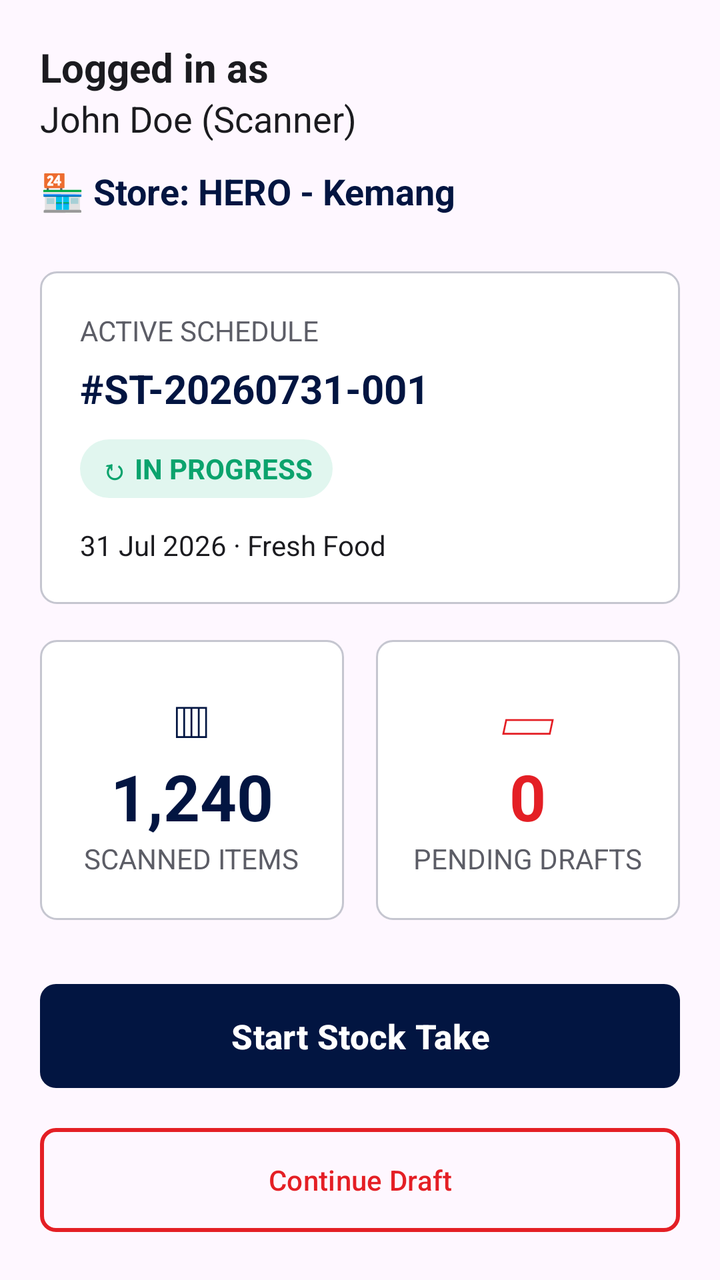
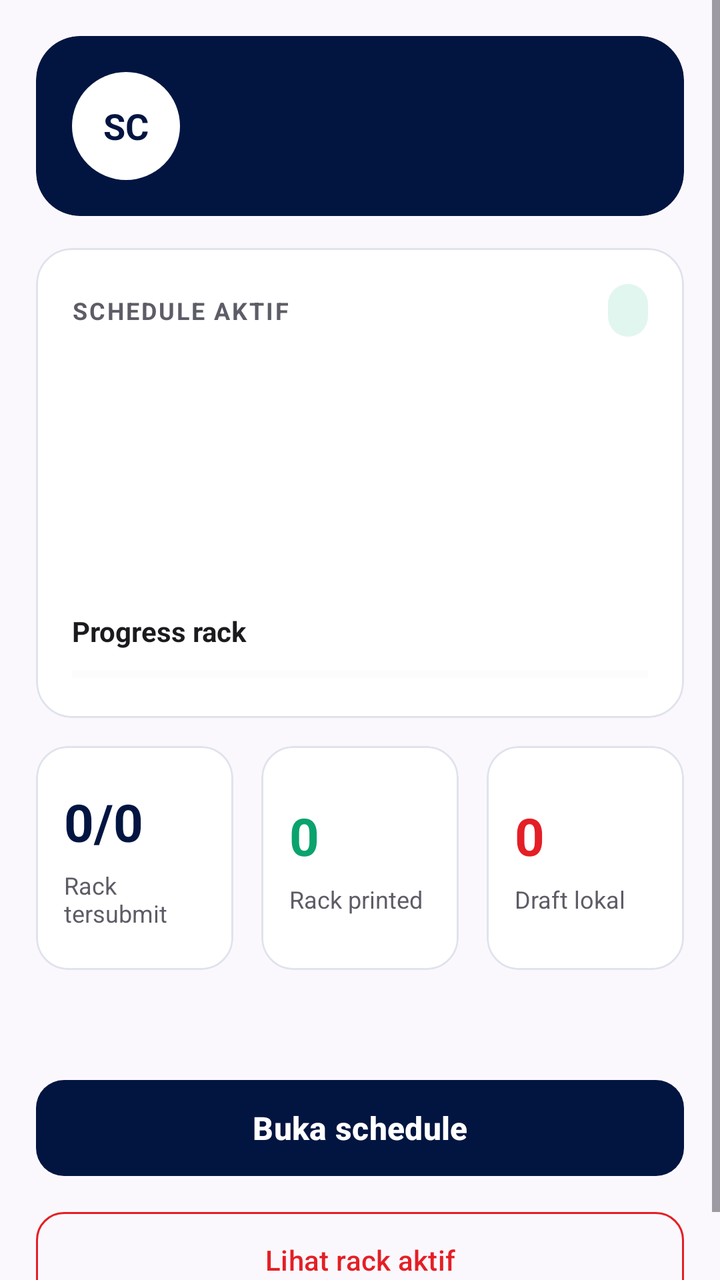

Screens rendered from an Android XML layout before and after an edit, with the pre-edit source and the edit as a unified diff.
<!-- AndroidManifest.xml: application theme Theme.HeroStockTake -->
<!-- res/layout/fragment_dashboard.xml -->
<?xml version="1.0" encoding="utf-8"?>
<ScrollView xmlns:android="http://schemas.android.com/apk/res/android"
    xmlns:app="http://schemas.android.com/apk/res-auto"
    android:layout_width="match_parent"
    android:layout_height="match_parent"
    android:fillViewport="true">

    <LinearLayout
        android:layout_width="match_parent"
        android:layout_height="wrap_content"
        android:orientation="vertical"
        android:padding="20dp">

        <TextView
            style="@style/HeroSectionTitle"
            android:layout_width="wrap_content"
            android:layout_height="wrap_content"
            android:text="Logged in as" />

        <TextView
            android:layout_width="wrap_content"
            android:layout_height="wrap_content"
            android:text="John Doe (Scanner)"
            android:textColor="@color/hero_text"
            android:textSize="18sp" />

        <TextView
            android:layout_width="wrap_content"
            android:layout_height="wrap_content"
            android:layout_marginTop="12dp"
            android:text="🏪 Store: HERO - Kemang"
            android:textColor="@color/hero_navy"
            android:textSize="18sp"
            android:textStyle="bold" />

        <LinearLayout
            android:layout_width="match_parent"
            android:layout_height="wrap_content"
            android:layout_marginTop="28dp"
            android:background="@drawable/bg_card"
            android:orientation="vertical"
            android:padding="20dp">

            <TextView
                android:layout_width="wrap_content"
                android:layout_height="wrap_content"
                android:text="ACTIVE SCHEDULE"
                android:textColor="@color/hero_text_muted"
                android:textSize="14sp" />

            <TextView
                android:layout_width="wrap_content"
                android:layout_height="wrap_content"
                android:layout_marginTop="6dp"
                android:text="#ST-20260731-001"
                android:textColor="@color/hero_navy"
                android:textSize="20sp"
                android:textStyle="bold" />

            <TextView
                android:layout_width="wrap_content"
                android:layout_height="wrap_content"
                android:layout_marginTop="12dp"
                android:background="@drawable/bg_chip_green"
                android:text="↻ IN PROGRESS"
                android:textColor="@color/hero_green"
                android:textStyle="bold" />

            <TextView
                android:layout_width="wrap_content"
                android:layout_height="wrap_content"
                android:layout_marginTop="14dp"
                android:text="31 Jul 2026 · Fresh Food"
                android:textColor="@color/hero_text" />
        </LinearLayout>

        <LinearLayout
            android:layout_width="match_parent"
            android:layout_height="140dp"
            android:layout_marginTop="18dp"
            android:orientation="horizontal">

            <LinearLayout
                android:layout_width="0dp"
                android:layout_height="match_parent"
                android:layout_marginEnd="8dp"
                android:layout_weight="1"
                android:background="@drawable/bg_card"
                android:gravity="center"
                android:orientation="vertical">

                <TextView android:layout_width="wrap_content" android:layout_height="wrap_content" android:text="▥" android:textColor="@color/hero_navy" android:textSize="26sp" />
                <TextView android:layout_width="wrap_content" android:layout_height="wrap_content" android:text="1,240" android:textColor="@color/hero_navy" android:textSize="32sp" android:textStyle="bold" />
                <TextView android:layout_width="wrap_content" android:layout_height="wrap_content" android:text="SCANNED ITEMS" android:textColor="@color/hero_text_muted" />
            </LinearLayout>

            <LinearLayout
                android:layout_width="0dp"
                android:layout_height="match_parent"
                android:layout_marginStart="8dp"
                android:layout_weight="1"
                android:background="@drawable/bg_card"
                android:gravity="center"
                android:orientation="vertical">

                <TextView android:layout_width="wrap_content" android:layout_height="wrap_content" android:text="▱" android:textColor="@color/hero_red" android:textSize="26sp" />
                <TextView android:id="@+id/pendingDraftCount" android:layout_width="wrap_content" android:layout_height="wrap_content" android:text="0" android:textColor="@color/hero_red" android:textSize="32sp" android:textStyle="bold" />
                <TextView android:layout_width="wrap_content" android:layout_height="wrap_content" android:text="PENDING DRAFTS" android:textColor="@color/hero_text_muted" />
            </LinearLayout>
        </LinearLayout>

        <com.google.android.material.button.MaterialButton
            android:id="@+id/startButton"
            android:layout_width="match_parent"
            android:layout_height="60dp"
            android:layout_marginTop="28dp"
            android:text="@string/start_stock_take"
            android:textSize="17sp"
            android:textStyle="bold"
            app:backgroundTint="@color/hero_navy"
            app:cornerRadius="8dp" />

        <com.google.android.material.button.MaterialButton
            android:id="@+id/continueButton"
            style="@style/Widget.Material3.Button.OutlinedButton"
            android:layout_width="match_parent"
            android:layout_height="60dp"
            android:layout_marginTop="12dp"
            android:text="@string/continue_draft"
            android:textColor="@color/hero_red"
            app:cornerRadius="8dp"
            app:strokeColor="@color/hero_red"
            app:strokeWidth="2dp" />
    </LinearLayout>
</ScrollView>
<!-- resources referenced by this layout -->
<resources>
  <color name="hero_green">#0BA36D</color>
  <color name="hero_navy">#021541</color>
  <color name="hero_red">#E41F25</color>
  <color name="hero_text">#1B1B1F</color>
  <color name="hero_text_muted">#5C5D66</color>
  <!-- drawable bg_card (drawable) -->
  <?xml version="1.0" encoding="utf-8"?>
  <shape xmlns:android="http://schemas.android.com/apk/res/android">
      <solid android:color="@color/white" />
      <corners android:radius="8dp" />
      <stroke android:width="1dp" android:color="@color/hero_outline" />
  </shape>
  <!-- drawable bg_chip_green (drawable) -->
  <?xml version="1.0" encoding="utf-8"?>
  <shape xmlns:android="http://schemas.android.com/apk/res/android">
      <solid android:color="@color/hero_green_soft" />
      <corners android:radius="100dp" />
      <padding android:left="10dp" android:top="5dp" android:right="10dp" android:bottom="5dp" />
  </shape>
  <string name="continue_draft">Continue Draft</string>
  <string name="start_stock_take">Start Stock Take</string>
  <style name="HeroSectionTitle">
          <item name="android:textColor">@color/hero_text</item>
          <item name="android:textStyle">bold</item>
          <item name="android:textSize">20sp</item>
      </style>
  <style name="Theme.HeroStockTake" parent="Theme.Material3.Light.NoActionBar">
          <item name="colorPrimary">@color/hero_navy</item>
          <item name="colorOnPrimary">@color/white</item>
          <item name="colorSecondary">@color/hero_red</item>
          <item name="colorOnSecondary">@color/white</item>
          <item name="colorSurface">@color/hero_surface</item>
          <item name="colorOnSurface">@color/hero_text</item>
          <item name="android:windowLightStatusBar">true</item>
          <item name="android:statusBarColor">@color/hero_navy</item>
          <item name="android:navigationBarColor">@color/white</item>
          <item name="android:windowActionModeOverlay">true</item>
      </style>
  <color name="white">#FFFFFF</color>
  <color name="hero_outline">#C5C6D0</color>
  <color name="hero_green_soft">#E1F6EF</color>
  <color name="hero_surface">#FBF8FD</color>
</resources>

<!-- the commit's change to res/layout/fragment_dashboard.xml (unified diff, before → after) -->
@@ -3,133 +3,334 @@
     xmlns:app="http://schemas.android.com/apk/res-auto"
     android:layout_width="match_parent"
     android:layout_height="match_parent"
+    android:background="@color/hero_surface"
     android:fillViewport="true">
 
     <LinearLayout
         android:layout_width="match_parent"
         android:layout_height="wrap_content"
         android:orientation="vertical"
-        android:padding="20dp">
+        android:padding="18dp">
+
+        <com.google.android.material.card.MaterialCardView
+            android:layout_width="match_parent"
+            android:layout_height="wrap_content"
+            app:cardBackgroundColor="@color/hero_navy"
+            app:cardCornerRadius="22dp"
+            app:cardElevation="0dp"
+            app:strokeWidth="0dp">
+
+            <LinearLayout
+                android:layout_width="match_parent"
+                android:layout_height="wrap_content"
+                android:gravity="center_vertical"
+                android:orientation="horizontal"
+                android:padding="18dp">
+
+                <TextView
+                    android:id="@+id/dashboardInitials"
+                    android:layout_width="54dp"
+                    android:layout_height="54dp"
+                    android:background="@drawable/bg_profile_avatar"
+                    android:gravity="center"
+                    android:text="SC"
+                    android:textColor="@color/hero_navy"
+                    android:textSize="18sp"
+                    android:textStyle="bold" />
+
+                <LinearLayout
+                    android:layout_width="0dp"
+                    android:layout_height="wrap_content"
+                    android:layout_marginStart="14dp"
+                    android:layout_weight="1"
+                    android:orientation="vertical">
+
+                    <TextView
+                        android:id="@+id/dashboardUserName"
+                        android:layout_width="match_parent"
+                        android:layout_height="wrap_content"
+                        android:ellipsize="end"
+                        android:maxLines="1"
+                        android:textColor="@color/white"
+                        android:textSize="18sp"
+                        android:textStyle="bold" />
+
+                    <TextView
+                        android:id="@+id/dashboardUserRole"
+                        android:layout_width="match_parent"
+                        android:layout_height="wrap_content"
+                        android:layout_marginTop="3dp"
+                        android:textColor="#DDE5FF"
+                        android:textSize="13sp" />
+                </LinearLayout>
+            </LinearLayout>
+        </com.google.android.material.card.MaterialCardView>
+
+        <com.google.android.material.card.MaterialCardView
+            android:id="@+id/activeScheduleCard"
+            android:layout_width="match_parent"
+            android:layout_height="wrap_content"
+            android:layout_marginTop="16dp"
+            app:cardBackgroundColor="@color/white"
+            app:cardCornerRadius="18dp"
+            app:cardElevation="0dp"
+            app:strokeColor="#E0E3EC"
+            app:strokeWidth="1dp">
+
+            <LinearLayout
+                android:layout_width="match_parent"
+                android:layout_height="wrap_content"
+                android:orientation="vertical"
+                android:padding="18dp">
+
+                <LinearLayout
+                    android:layout_width="match_parent"
+                    android:layout_height="wrap_content"
+                    android:gravity="center_vertical"
+                    android:orientation="horizontal">
+
+                    <TextView
+                        android:layout_width="0dp"
+                        android:layout_height="wrap_content"
+                        android:layout_weight="1"
+                        android:letterSpacing="0.08"
+                        android:text="SCHEDULE AKTIF"
+                        android:textColor="@color/hero_text_muted"
+                        android:textSize="12sp"
+                        android:textStyle="bold" />
+
+                    <TextView
+                        android:id="@+id/activeScheduleStatus"
+                        android:layout_width="wrap_content"
+                        android:layout_height="wrap_content"
+                        android:background="@drawable/bg_chip_green"
+                        android:paddingHorizontal="10dp"
+                        android:paddingVertical="5dp"
+                        android:textColor="@color/hero_green"
+                        android:textSize="12sp"
+                        android:textStyle="bold" />
+                </LinearLayout>
+
+                <TextView
+                    android:id="@+id/activeScheduleNumber"
+                    android:layout_width="match_parent"
+                    android:layout_height="wrap_content"
+                    android:layout_marginTop="12dp"
+                    android:ellipsize="end"
+                    android:maxLines="1"
+                    android:textColor="@color/hero_navy"
+                    android:textSize="22sp"
+                    android:textStyle="bold" />
+
+                <TextView
+                    android:id="@+id/activeScheduleDesc"
+                    android:layout_width="match_parent"
+                    android:layout_height="wrap_content"
+                    android:layout_marginTop="4dp"
+                    android:textColor="@color/hero_text"
+                    android:textSize="15sp" />
+
+                <TextView
+                    android:id="@+id/dashboardStore"
+                    android:layout_width="match_parent"
+                    android:layout_height="wrap_content"
+                    android:layout_marginTop="12dp"
+                    android:textColor="@color/hero_text_muted"
+                    android:textSize="14sp" />
+
+                <TextView
+                    android:id="@+id/activeScheduleMeta"
+                    android:layout_width="match_parent"
+                    android:layout_height="wrap_content"
+                    android:layout_marginTop="4dp"
+                    android:textColor="@color/hero_text_muted"
+                    android:textSize="14sp" />
+
+                <LinearLayout
+                    android:layout_width="match_parent"
+                    android:layout_height="wrap_content"
+                    android:layout_marginTop="18dp"
+                    android:gravity="center_vertical"
+                    android:orientation="horizontal">
+
+                    <TextView
+                        android:layout_width="0dp"
+                        android:layout_height="wrap_content"
+                        android:layout_weight="1"
+                        android:text="Progress rack"
+                        android:textColor="@color/hero_text"
+                        android:textSize="14sp"
+                        android:textStyle="bold" />
+
+                    <TextView
+                        android:id="@+id/activeScheduleProgress"
+                        android:layout_width="wrap_content"
+                        android:layout_height="wrap_content"
+                        android:textColor="@color/hero_navy"
+                        android:textSize="14sp"
+                        android:textStyle="bold" />
+                </LinearLayout>
+
+                <ProgressBar
+                    android:id="@+id/activeScheduleProgressBar"
+                    style="?android:attr/progressBarStyleHorizontal"
+                    android:layout_width="match_parent"
+                    android:layout_height="8dp"
+                    android:layout_marginTop="8dp"
+                    android:max="100"
+                    android:progress="0"
+                    android:progressTint="@color/hero_green"
+                    android:progressBackgroundTint="@color/hero_surface_low" />
+            </LinearLayout>
+        </com.google.android.material.card.MaterialCardView>
+
+        <LinearLayout
+            android:layout_width="match_parent"
+            android:layout_height="wrap_content"
+            android:layout_marginTop="14dp"
+            android:orientation="horizontal">
+
+            <com.google.android.material.card.MaterialCardView
+                android:layout_width="0dp"
+                android:layout_height="112dp"
+                android:layout_marginEnd="7dp"
+                android:layout_weight="1"
+                app:cardBackgroundColor="@color/white"
+                app:cardCornerRadius="16dp"
+                app:cardElevation="0dp"
+                app:strokeColor="#E0E3EC"
+                app:strokeWidth="1dp">
+
+                <LinearLayout
+                    android:layout_width="match_parent"
+                    android:layout_height="match_parent"
+                    android:gravity="center_vertical"
+                    android:orientation="vertical"
+                    android:padding="14dp">
+
+                    <TextView
+                        android:id="@+id/scannedRackCount"
+                        android:layout_width="wrap_content"
+                        android:layout_height="wrap_content"
+                        android:text="0/0"
+                        android:textColor="@color/hero_navy"
+                        android:textSize="26sp"
+                        android:textStyle="bold" />
+
+                    <TextView
+                        android:layout_width="match_parent"
+                        android:layout_height="wrap_content"
+                        android:layout_marginTop="6dp"
+                        android:text="Rack tersubmit"
+                        android:textColor="@color/hero_text_muted"
+                        android:textSize="12sp" />
+                </LinearLayout>
+            </com.google.android.material.card.MaterialCardView>
+
+            <com.google.android.material.card.MaterialCardView
+                android:layout_width="0dp"
+                android:layout_height="112dp"
+                android:layout_marginHorizontal="7dp"
+                android:layout_weight="1"
+                app:cardBackgroundColor="@color/white"
+                app:cardCornerRadius="16dp"
+                app:cardElevation="0dp"
+                app:strokeColor="#E0E3EC"
+                app:strokeWidth="1dp">
+
+                <LinearLayout
+                    android:layout_width="match_parent"
+                    android:layout_height="match_parent"
+                    android:gravity="center_vertical"
+                    android:orientation="vertical"
+                    android:padding="14dp">
+
+                    <TextView
+                        android:id="@+id/printedRackCount"
+                        android:layout_width="wrap_content"
+                        android:layout_height="wrap_content"
+                        android:text="0"
+                        android:textColor="@color/hero_green"
+                        android:textSize="26sp"
+                        android:textStyle="bold" />
+
+                    <TextView
+                        android:layout_width="match_parent"
+                        android:layout_height="wrap_content"
+                        android:layout_marginTop="6dp"
+                        android:text="Rack printed"
+                        android:textColor="@color/hero_text_muted"
+                        android:textSize="12sp" />
+                </LinearLayout>
+            </com.google.android.material.card.MaterialCardView>
+
+            <com.google.android.material.card.MaterialCardView
+                android:layout_width="0dp"
+                android:layout_height="112dp"
+                android:layout_marginStart="7dp"
+                android:layout_weight="1"
+                app:cardBackgroundColor="@color/white"
+                app:cardCornerRadius="16dp"
+                app:cardElevation="0dp"
+                app:strokeColor="#E0E3EC"
+                app:strokeWidth="1dp">
+
+                <LinearLayout
+                    android:layout_width="match_parent"
+                    android:layout_height="match_parent"
+                    android:gravity="center_vertical"
+                    android:orientation="vertical"
+                    android:padding="14dp">
+
+                    <TextView
+                        android:id="@+id/pendingDraftCount"
+                        android:layout_width="wrap_content"
+                        android:layout_height="wrap_content"
+                        android:text="0"
+                        android:textColor="@color/hero_red"
+                        android:textSize="26sp"
+                        android:textStyle="bold" />
+
+                    <TextView
+                        android:layout_width="match_parent"
+                        android:layout_height="wrap_content"
+                        android:layout_marginTop="6dp"
+                        android:text="Draft lokal"
+                        android:textColor="@color/hero_text_muted"
+                        android:textSize="12sp" />
+                </LinearLayout>
+            </com.google.android.material.card.MaterialCardView>
+        </LinearLayout>
 
         <TextView
-            style="@style/HeroSectionTitle"
-            android:layout_width="wrap_content"
+            android:id="@+id/dashboardState"
+            android:layout_width="match_parent"
             android:layout_height="wrap_content"
-            android:text="Logged in as" />
-
-        <TextView
-            android:layout_width="wrap_content"
-            android:layout_height="wrap_content"
-            android:text="John Doe (Scanner)"
-            android:textColor="@color/hero_text"
-            android:textSize="18sp" />
-
-        <TextView
-            android:layout_width="wrap_content"
-            android:layout_height="wrap_content"
-            android:layout_marginTop="12dp"
-            android:text="🏪 Store: HERO - Kemang"
-            android:textColor="@color/hero_navy"
-            android:textSize="18sp"
-            android:textStyle="bold" />
-
-        <LinearLayout
-            android:layout_width="match_parent"
-            android:layout_height="wrap_content"
-            android:layout_marginTop="28dp"
-            android:background="@drawable/bg_card"
-            android:orientation="vertical"
-            android:padding="20dp">
-
-            <TextView
-                android:layout_width="wrap_content"
-                android:layout_height="wrap_content"
-                android:text="ACTIVE SCHEDULE"
-                android:textColor="@color/hero_text_muted"
-                android:textSize="14sp" />
-
-            <TextView
-                android:layout_width="wrap_content"
-                android:layout_height="wrap_content"
-                android:layout_marginTop="6dp"
-                android:text="#ST-20260731-001"
-                android:textColor="@color/hero_navy"
-                android:textSize="20sp"
-                android:textStyle="bold" />
-
-            <TextView
-                android:layout_width="wrap_content"
-                android:layout_height="wrap_content"
-                android:layout_marginTop="12dp"
-                android:background="@drawable/bg_chip_green"
-                android:text="↻ IN PROGRESS"
-                android:textColor="@color/hero_green"
-                android:textStyle="bold" />
-
-            <TextView
-                android:layout_width="wrap_content"
-                android:layout_height="wrap_content"
-                android:layout_marginTop="14dp"
-                android:text="31 Jul 2026 · Fresh Food"
-                android:textColor="@color/hero_text" />
-        </LinearLayout>
-
-        <LinearLayout
-            android:layout_width="match_parent"
-            android:layout_height="140dp"
-            android:layout_marginTop="18dp"
-            android:orientation="horizontal">
-
-            <LinearLayout
-                android:layout_width="0dp"
-                android:layout_height="match_parent"
-                android:layout_marginEnd="8dp"
-                android:layout_weight="1"
-                android:background="@drawable/bg_card"
-                android:gravity="center"
-                android:orientation="vertical">
-
-                <TextView android:layout_width="wrap_content" android:layout_height="wrap_content" android:text="▥" android:textColor="@color/hero_navy" android:textSize="26sp" />
-                <TextView android:layout_width="wrap_content" android:layout_height="wrap_content" android:text="1,240" android:textColor="@color/hero_navy" android:textSize="32sp" android:textStyle="bold" />
-                <TextView android:layout_width="wrap_content" android:layout_height="wrap_content" android:text="SCANNED ITEMS" android:textColor="@color/hero_text_muted" />
-            </LinearLayout>
-
-            <LinearLayout
-                android:layout_width="0dp"
-                android:layout_height="match_parent"
-                android:layout_marginStart="8dp"
-                android:layout_weight="1"
-                android:background="@drawable/bg_card"
-                android:gravity="center"
-                android:orientation="vertical">
-
-                <TextView android:layout_width="wrap_content" android:layout_height="wrap_content" android:text="▱" android:textColor="@color/hero_red" android:textSize="26sp" />
-                <TextView android:id="@+id/pendingDraftCount" android:layout_width="wrap_content" android:layout_height="wrap_content" android:text="0" android:textColor="@color/hero_red" android:textSize="32sp" android:textStyle="bold" />
-                <TextView android:layout_width="wrap_content" android:layout_height="wrap_content" android:text="PENDING DRAFTS" android:textColor="@color/hero_text_muted" />
-            </LinearLayout>
-        </LinearLayout>
+            android:layout_marginTop="14dp"
+            android:textColor="@color/hero_text_muted"
+            android:textSize="14sp" />
 
         <com.google.android.material.button.MaterialButton
             android:id="@+id/startButton"
             android:layout_width="match_parent"
-            android:layout_height="60dp"
-            android:layout_marginTop="28dp"
-            android:text="@string/start_stock_take"
-            android:textSize="17sp"
+            android:layout_height="56dp"
+            android:layout_marginTop="18dp"
+            android:text="Buka schedule"
+            android:textSize="16sp"
             android:textStyle="bold"
             app:backgroundTint="@color/hero_navy"
-            app:cornerRadius="8dp" />
+            app:cornerRadius="14dp" />
 
         <com.google.android.material.button.MaterialButton
             android:id="@+id/continueButton"
             style="@style/Widget.Material3.Button.OutlinedButton"
             android:layout_width="match_parent"
-            android:layout_height="60dp"
-            android:layout_marginTop="12dp"
-            android:text="@string/continue_draft"
+            android:layout_height="56dp"
+            android:layout_marginTop="10dp"
+            android:text="Lihat rack aktif"
             android:textColor="@color/hero_red"
-            app:cornerRadius="8dp"
+            app:cornerRadius="14dp"
             app:strokeColor="@color/hero_red"
-            app:strokeWidth="2dp" />
+            app:strokeWidth="1dp" />
     </LinearLayout>
 </ScrollView>
<!-- resource entries referenced after the edit -->
@@ -5,13 +5,6 @@
   <color name="hero_red">#E41F25</color>
   <color name="hero_text">#1B1B1F</color>
   <color name="hero_text_muted">#5C5D66</color>
-  <!-- drawable bg_card (drawable) -->
-  <?xml version="1.0" encoding="utf-8"?>
-  <shape xmlns:android="http://schemas.android.com/apk/res/android">
-      <solid android:color="@color/white" />
-      <corners android:radius="8dp" />
-      <stroke android:width="1dp" android:color="@color/hero_outline" />
-  </shape>
   <!-- drawable bg_chip_green (drawable) -->
   <?xml version="1.0" encoding="utf-8"?>
   <shape xmlns:android="http://schemas.android.com/apk/res/android">
@@ -19,13 +12,12 @@
       <corners android:radius="100dp" />
       <padding android:left="10dp" android:top="5dp" android:right="10dp" android:bottom="5dp" />
   </shape>
-  <string name="continue_draft">Continue Draft</string>
-  <string name="start_stock_take">Start Stock Take</string>
-  <style name="HeroSectionTitle">
-          <item name="android:textColor">@color/hero_text</item>
-          <item name="android:textStyle">bold</item>
-          <item name="android:textSize">20sp</item>
-      </style>
+  <!-- drawable bg_profile_avatar (drawable) -->
+  <?xml version="1.0" encoding="utf-8"?>
+  <shape xmlns:android="http://schemas.android.com/apk/res/android"
+      android:shape="oval">
+      <solid android:color="@color/white" />
+  </shape>
   <style name="Theme.HeroStockTake" parent="Theme.Material3.Light.NoActionBar">
           <item name="colorPrimary">@color/hero_navy</item>
           <item name="colorOnPrimary">@color/white</item>
@@ -39,8 +31,8 @@
           <item name="android:windowActionModeOverlay">true</item>
       </style>
   <color name="white">#FFFFFF</color>
-  <color name="hero_outline">#C5C6D0</color>
   <color name="hero_green_soft">#E1F6EF</color>
   <color name="hero_surface">#FBF8FD</color>
+  <color name="hero_surface_low">#F5F3F7</color>
 </resources>
 
